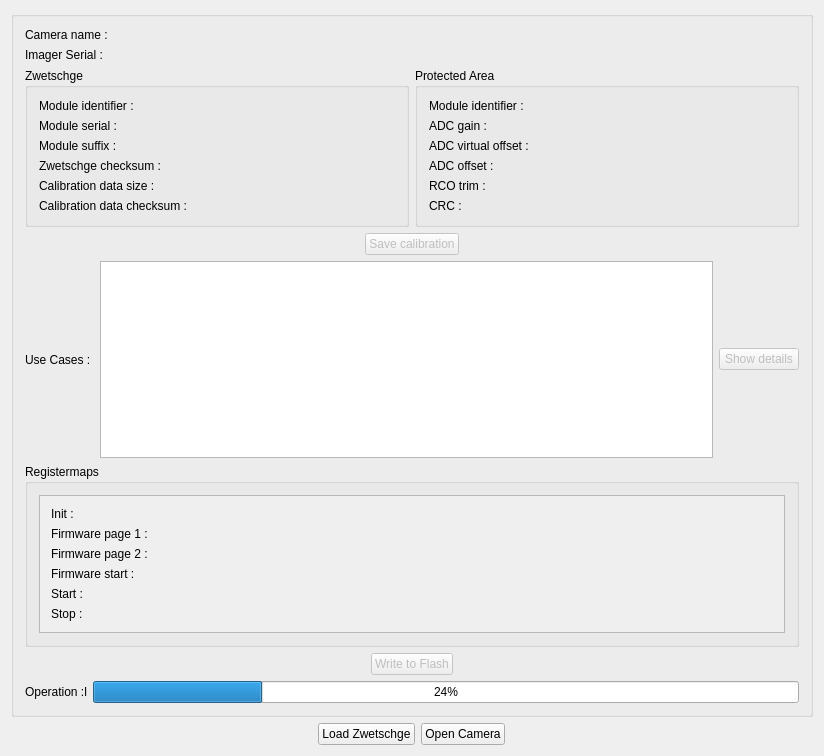
First picture: the form in royale/tools/zwetschgeFlashTool/src/mainwindow.ui, repository biabiaRun/Originsl_pmd-neato-platform, before the edit.
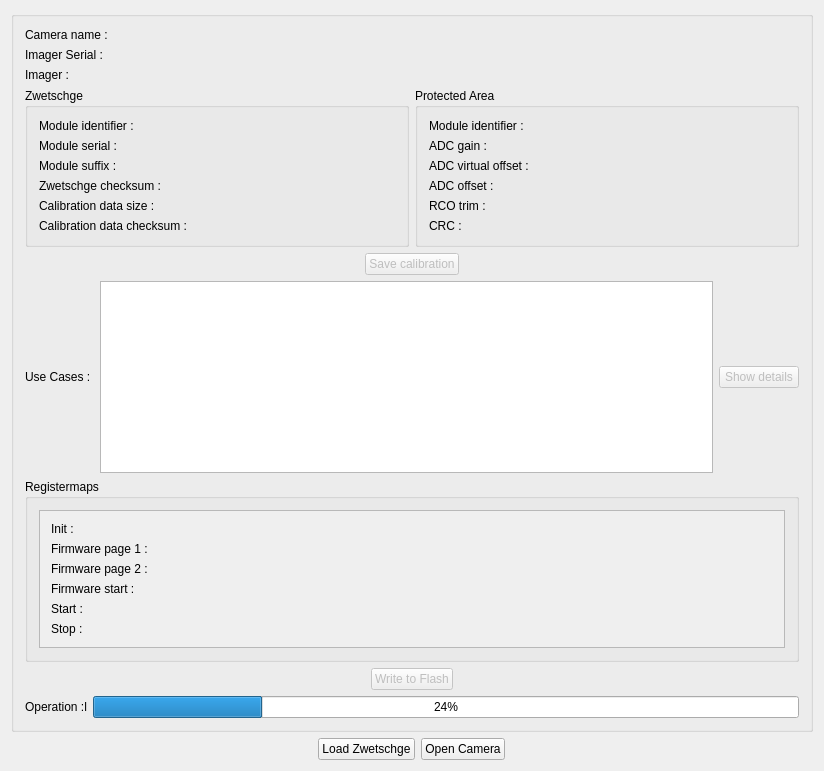
Second picture: the form after the edit.

Patch:
```diff
--- a/royale/tools/zwetschgeFlashTool/src/mainwindow.ui
+++ b/royale/tools/zwetschgeFlashTool/src/mainwindow.ui
@@ -34,25 +34,6 @@
         <layout class="QVBoxLayout" name="verticalLayout_3">
          <item>
           <layout class="QGridLayout" name="gridLayout" columnstretch="1,1">
-           <item row="2" column="1">
-            <widget class="QLabel" name="lblImagerSerial">
-             <property name="sizePolicy">
-              <sizepolicy hsizetype="Preferred" vsizetype="Fixed">
-               <horstretch>0</horstretch>
-               <verstretch>0</verstretch>
-              </sizepolicy>
-             </property>
-             <property name="text">
-              <string/>
-             </property>
-             <property name="alignment">
-              <set>Qt::AlignRight|Qt::AlignTrailing|Qt::AlignVCenter</set>
-             </property>
-             <property name="textInteractionFlags">
-              <set>Qt::LinksAccessibleByMouse|Qt::TextSelectableByMouse</set>
-             </property>
-            </widget>
-           </item>
            <item row="1" column="0">
             <widget class="QLabel" name="label_5">
              <property name="text">
@@ -60,24 +41,26 @@
              </property>
             </widget>
            </item>
-           <item row="1" column="1">
-            <widget class="QLabel" name="lblCameraName">
+           <item row="2" column="1">
+            <widget class="QLabel" name="lblImagerSerial">
+             <property name="sizePolicy">
+              <sizepolicy hsizetype="Preferred" vsizetype="Fixed">
+               <horstretch>0</horstretch>
+               <verstretch>0</verstretch>
+              </sizepolicy>
+             </property>
              <property name="text">
               <string/>
              </property>
              <property name="alignment">
               <set>Qt::AlignRight|Qt::AlignTrailing|Qt::AlignVCenter</set>
              </property>
-            </widget>
-           </item>
-           <item row="2" column="0">
-            <widget class="QLabel" name="label">
-             <property name="text">
-              <string>Imager Serial : </string>
+             <property name="textInteractionFlags">
+              <set>Qt::LinksAccessibleByMouse|Qt::TextSelectableByMouse</set>
              </property>
             </widget>
            </item>
-           <item row="12" column="0" colspan="2">
+           <item row="13" column="0" colspan="2">
             <layout class="QHBoxLayout" name="horizontalLayout_3">
              <item>
               <spacer name="horizontalSpacer_6">
@@ -117,7 +100,185 @@
              </item>
             </layout>
            </item>
-           <item row="3" column="0">
+           <item row="4" column="1">
+            <widget class="QGroupBox" name="groupBox_2">
+             <property name="sizePolicy">
+              <sizepolicy hsizetype="MinimumExpanding" vsizetype="Preferred">
+               <horstretch>0</horstretch>
+               <verstretch>0</verstretch>
+              </sizepolicy>
+             </property>
+             <property name="title">
+              <string>Protected Area</string>
+             </property>
+             <layout class="QGridLayout" name="gridLayout_5">
+              <item row="2" column="0">
+               <widget class="QLabel" name="label_19">
+                <property name="text">
+                 <string>ADC virtual offset :</string>
+                </property>
+               </widget>
+              </item>
+              <item row="1" column="0">
+               <widget class="QLabel" name="label_17">
+                <property name="text">
+                 <string>ADC gain :</string>
+                </property>
+               </widget>
+              </item>
+              <item row="0" column="0">
+               <widget class="QLabel" name="label_16">
+                <property name="text">
+                 <string>Module identifier :</string>
+                </property>
+               </widget>
+              </item>
+              <item row="2" column="1">
+               <widget class="QLabel" name="lblADCVirtualOffset">
+                <property name="sizePolicy">
+                 <sizepolicy hsizetype="MinimumExpanding" vsizetype="Preferred">
+                  <horstretch>0</horstretch>
+                  <verstretch>0</verstretch>
+                 </sizepolicy>
+                </property>
+                <property name="text">
+                 <string/>
+                </property>
+                <property name="alignment">
+                 <set>Qt::AlignRight|Qt::AlignTrailing|Qt::AlignVCenter</set>
+                </property>
+                <property name="textInteractionFlags">
+                 <set>Qt::LinksAccessibleByMouse|Qt::TextSelectableByMouse</set>
+                </property>
+               </widget>
+              </item>
+              <item row="0" column="1">
+               <widget class="QLabel" name="lblModuleIdentifierProt">
+                <property name="sizePolicy">
+                 <sizepolicy hsizetype="MinimumExpanding" vsizetype="Preferred">
+                  <horstretch>0</horstretch>
+                  <verstretch>0</verstretch>
+                 </sizepolicy>
+                </property>
+                <property name="text">
+                 <string/>
+                </property>
+                <property name="alignment">
+                 <set>Qt::AlignRight|Qt::AlignTrailing|Qt::AlignVCenter</set>
+                </property>
+                <property name="textInteractionFlags">
+                 <set>Qt::LinksAccessibleByMouse|Qt::TextSelectableByMouse</set>
+                </property>
+               </widget>
+              </item>
+              <item row="3" column="0">
+               <widget class="QLabel" name="label_21">
+                <property name="text">
+                 <string>ADC offset :</string>
+                </property>
+               </widget>
+              </item>
+              <item row="4" column="1">
+               <widget class="QLabel" name="lblRCOTrim">
+                <property name="sizePolicy">
+                 <sizepolicy hsizetype="MinimumExpanding" vsizetype="Preferred">
+                  <horstretch>0</horstretch>
+                  <verstretch>0</verstretch>
+                 </sizepolicy>
+                </property>
+                <property name="text">
+                 <string/>
+                </property>
+                <property name="alignment">
+                 <set>Qt::AlignRight|Qt::AlignTrailing|Qt::AlignVCenter</set>
+                </property>
+                <property name="textInteractionFlags">
+                 <set>Qt::LinksAccessibleByMouse|Qt::TextSelectableByMouse</set>
+                </property>
+               </widget>
+              </item>
+              <item row="4" column="0">
+               <widget class="QLabel" name="label_23">
+                <property name="text">
+                 <string>RCO trim :</string>
+                </property>
+               </widget>
+              </item>
+              <item row="3" column="1">
+               <widget class="QLabel" name="lblADCOffset">
+                <property name="sizePolicy">
+                 <sizepolicy hsizetype="MinimumExpanding" vsizetype="Preferred">
+                  <horstretch>0</horstretch>
+                  <verstretch>0</verstretch>
+                 </sizepolicy>
+                </property>
+                <property name="text">
+                 <string/>
+                </property>
+                <property name="alignment">
+                 <set>Qt::AlignRight|Qt::AlignTrailing|Qt::AlignVCenter</set>
+                </property>
+                <property name="textInteractionFlags">
+                 <set>Qt::LinksAccessibleByMouse|Qt::TextSelectableByMouse</set>
+                </property>
+               </widget>
+              </item>
+              <item row="1" column="1">
+               <widget class="QLabel" name="lblADCGain">
+                <property name="sizePolicy">
+                 <sizepolicy hsizetype="MinimumExpanding" vsizetype="Preferred">
+                  <horstretch>0</horstretch>
+                  <verstretch>0</verstretch>
+                 </sizepolicy>
+                </property>
+                <property name="text">
+                 <string/>
+                </property>
+                <property name="alignment">
+                 <set>Qt::AlignRight|Qt::AlignTrailing|Qt::AlignVCenter</set>
+                </property>
+                <property name="textInteractionFlags">
+                 <set>Qt::LinksAccessibleByMouse|Qt::TextSelectableByMouse</set>
+                </property>
+               </widget>
+              </item>
+              <item row="5" column="0">
+               <widget class="QLabel" name="label_25">
+                <property name="text">
+                 <string>CRC :</string>
+                </property>
+               </widget>
+              </item>
+              <item row="5" column="1">
+               <widget class="QLabel" name="lblProtCRC">
+                <property name="sizePolicy">
+                 <sizepolicy hsizetype="MinimumExpanding" vsizetype="Preferred">
+                  <horstretch>0</horstretch>
+                  <verstretch>0</verstretch>
+                 </sizepolicy>
+                </property>
+                <property name="text">
+                 <string/>
+                </property>
+                <property name="alignment">
+                 <set>Qt::AlignRight|Qt::AlignTrailing|Qt::AlignVCenter</set>
+                </property>
+                <property name="textInteractionFlags">
+                 <set>Qt::LinksAccessibleByMouse|Qt::TextSelectableByMouse</set>
+                </property>
+               </widget>
+              </item>
+             </layout>
+            </widget>
+           </item>
+           <item row="2" column="0">
+            <widget class="QLabel" name="label">
+             <property name="text">
+              <string>Imager Serial : </string>
+             </property>
+            </widget>
+           </item>
+           <item row="4" column="0">
             <widget class="QGroupBox" name="groupBox">
              <property name="sizePolicy">
               <sizepolicy hsizetype="MinimumExpanding" vsizetype="Preferred">
@@ -143,6 +304,9 @@
                 <property name="alignment">
                  <set>Qt::AlignRight|Qt::AlignTrailing|Qt::AlignVCenter</set>
                 </property>
+                <property name="textInteractionFlags">
+                 <set>Qt::LinksAccessibleByMouse|Qt::TextSelectableByMouse</set>
+                </property>
                </widget>
               </item>
               <item row="0" column="1">
@@ -159,6 +323,9 @@
                 <property name="alignment">
                  <set>Qt::AlignRight|Qt::AlignTrailing|Qt::AlignVCenter</set>
                 </property>
+                <property name="textInteractionFlags">
+                 <set>Qt::LinksAccessibleByMouse|Qt::TextSelectableByMouse</set>
+                </property>
                </widget>
               </item>
               <item row="2" column="0">
@@ -188,6 +355,9 @@
                 <property name="alignment">
                  <set>Qt::AlignRight|Qt::AlignTrailing|Qt::AlignVCenter</set>
                 </property>
+                <property name="textInteractionFlags">
+                 <set>Qt::LinksAccessibleByMouse|Qt::TextSelectableByMouse</set>
+                </property>
                </widget>
               </item>
               <item row="1" column="0">
@@ -227,6 +397,9 @@
                 <property name="text">
                  <string/>
                 </property>
+                <property name="textInteractionFlags">
+                 <set>Qt::LinksAccessibleByMouse|Qt::TextSelectableByMouse</set>
+                </property>
                </widget>
               </item>
               <item row="3" column="0">
@@ -256,6 +429,9 @@
                 <property name="alignment">
                  <set>Qt::AlignRight|Qt::AlignTrailing|Qt::AlignVCenter</set>
                 </property>
+                <property name="textInteractionFlags">
+                 <set>Qt::LinksAccessibleByMouse|Qt::TextSelectableByMouse</set>
+                </property>
                </widget>
               </item>
               <item row="0" column="0">
@@ -298,6 +474,9 @@
                 <property name="alignment">
                  <set>Qt::AlignRight|Qt::AlignTrailing|Qt::AlignVCenter</set>
                 </property>
+                <property name="textInteractionFlags">
+                 <set>Qt::LinksAccessibleByMouse|Qt::TextSelectableByMouse</set>
+                </property>
                </widget>
               </item>
              </layout>
@@ -315,157 +494,37 @@
              <zorder>lblCalibDataChksum</zorder>
             </widget>
            </item>
+           <item row="1" column="1">
+            <widget class="QLabel" name="lblCameraName">
+             <property name="text">
+              <string/>
+             </property>
+             <property name="alignment">
+              <set>Qt::AlignRight|Qt::AlignTrailing|Qt::AlignVCenter</set>
+             </property>
+             <property name="textInteractionFlags">
+              <set>Qt::LinksAccessibleByMouse|Qt::TextSelectableByMouse</set>
+             </property>
+            </widget>
+           </item>
+           <item row="3" column="0">
+            <widget class="QLabel" name="label_18">
+             <property name="text">
+              <string>Imager :</string>
+             </property>
+            </widget>
+           </item>
            <item row="3" column="1">
-            <widget class="QGroupBox" name="groupBox_2">
-             <property name="sizePolicy">
-              <sizepolicy hsizetype="MinimumExpanding" vsizetype="Preferred">
-               <horstretch>0</horstretch>
-               <verstretch>0</verstretch>
-              </sizepolicy>
+            <widget class="QLabel" name="lblImager">
+             <property name="text">
+              <string/>
              </property>
-             <property name="title">
-              <string>Protected Area</string>
+             <property name="alignment">
+              <set>Qt::AlignRight|Qt::AlignTrailing|Qt::AlignVCenter</set>
              </property>
-             <layout class="QGridLayout" name="gridLayout_5">
-              <item row="2" column="0">
-               <widget class="QLabel" name="label_19">
-                <property name="text">
-                 <string>ADC virtual offset :</string>
-                </property>
-               </widget>
-              </item>
-              <item row="1" column="0">
-               <widget class="QLabel" name="label_17">
-                <property name="text">
-                 <string>ADC gain :</string>
-                </property>
-               </widget>
-              </item>
-              <item row="0" column="0">
-               <widget class="QLabel" name="label_16">
-                <property name="text">
-                 <string>Module identifier :</string>
-                </property>
-               </widget>
-              </item>
-              <item row="2" column="1">
-               <widget class="QLabel" name="lblADCVirtualOffset">
-                <property name="sizePolicy">
-                 <sizepolicy hsizetype="MinimumExpanding" vsizetype="Preferred">
-                  <horstretch>0</horstretch>
-                  <verstretch>0</verstretch>
-                 </sizepolicy>
-                </property>
-                <property name="text">
-                 <string/>
-                </property>
-                <property name="alignment">
-                 <set>Qt::AlignRight|Qt::AlignTrailing|Qt::AlignVCenter</set>
-                </property>
-               </widget>
-              </item>
-              <item row="0" column="1">
-               <widget class="QLabel" name="lblModuleIdentifierProt">
-                <property name="sizePolicy">
-                 <sizepolicy hsizetype="MinimumExpanding" vsizetype="Preferred">
-                  <horstretch>0</horstretch>
-                  <verstretch>0</verstretch>
-                 </sizepolicy>
-                </property>
-                <property name="text">
-                 <string/>
-                </property>
-                <property name="alignment">
-                 <set>Qt::AlignRight|Qt::AlignTrailing|Qt::AlignVCenter</set>
-                </property>
-               </widget>
-              </item>
-              <item row="3" column="0">
-               <widget class="QLabel" name="label_21">
-                <property name="text">
-                 <string>ADC offset :</string>
-                </property>
-               </widget>
-              </item>
-              <item row="4" column="1">
-               <widget class="QLabel" name="lblRCOTrim">
-                <property name="sizePolicy">
-                 <sizepolicy hsizetype="MinimumExpanding" vsizetype="Preferred">
-                  <horstretch>0</horstretch>
-                  <verstretch>0</verstretch>
-                 </sizepolicy>
-                </property>
-                <property name="text">
-                 <string/>
-                </property>
-                <property name="alignment">
-                 <set>Qt::AlignRight|Qt::AlignTrailing|Qt::AlignVCenter</set>
-                </property>
-               </widget>
-              </item>
-              <item row="4" column="0">
-               <widget class="QLabel" name="label_23">
-                <property name="text">
-                 <string>RCO trim :</string>
-                </property>
-               </widget>
-              </item>
-              <item row="3" column="1">
-               <widget class="QLabel" name="lblADCOffset">
-                <property name="sizePolicy">
-                 <sizepolicy hsizetype="MinimumExpanding" vsizetype="Preferred">
-                  <horstretch>0</horstretch>
-                  <verstretch>0</verstretch>
-                 </sizepolicy>
-                </property>
-                <property name="text">
-                 <string/>
-                </property>
-                <property name="alignment">
-                 <set>Qt::AlignRight|Qt::AlignTrailing|Qt::AlignVCenter</set>
-                </property>
-               </widget>
-              </item>
-              <item row="1" column="1">
-               <widget class="QLabel" name="lblADCGain">
-                <property name="sizePolicy">
-                 <sizepolicy hsizetype="MinimumExpanding" vsizetype="Preferred">
-                  <horstretch>0</horstretch>
-                  <verstretch>0</verstretch>
-                 </sizepolicy>
-                </property>
-                <property name="text">
-                 <string/>
-                </property>
-                <property name="alignment">
-                 <set>Qt::AlignRight|Qt::AlignTrailing|Qt::AlignVCenter</set>
-                </property>
-               </widget>
-              </item>
-              <item row="5" column="0">
-               <widget class="QLabel" name="label_25">
-                <property name="text">
-                 <string>CRC :</string>
-                </property>
-               </widget>
-              </item>
-              <item row="5" column="1">
-               <widget class="QLabel" name="lblProtCRC">
-                <property name="sizePolicy">
-                 <sizepolicy hsizetype="MinimumExpanding" vsizetype="Preferred">
-                  <horstretch>0</horstretch>
-                  <verstretch>0</verstretch>
-                 </sizepolicy>
-                </property>
-                <property name="text">
-                 <string/>
-                </property>
-                <property name="alignment">
-                 <set>Qt::AlignRight|Qt::AlignTrailing|Qt::AlignVCenter</set>
-                </property>
-               </widget>
-              </item>
-             </layout>
+             <property name="textInteractionFlags">
+              <set>Qt::LinksAccessibleByMouse|Qt::TextSelectableByMouse</set>
+             </property>
             </widget>
            </item>
           </layout>
```
